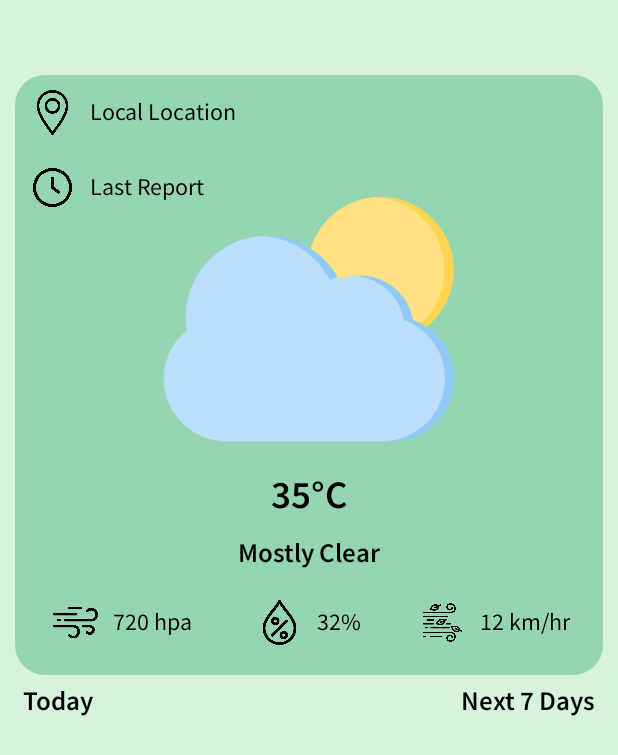
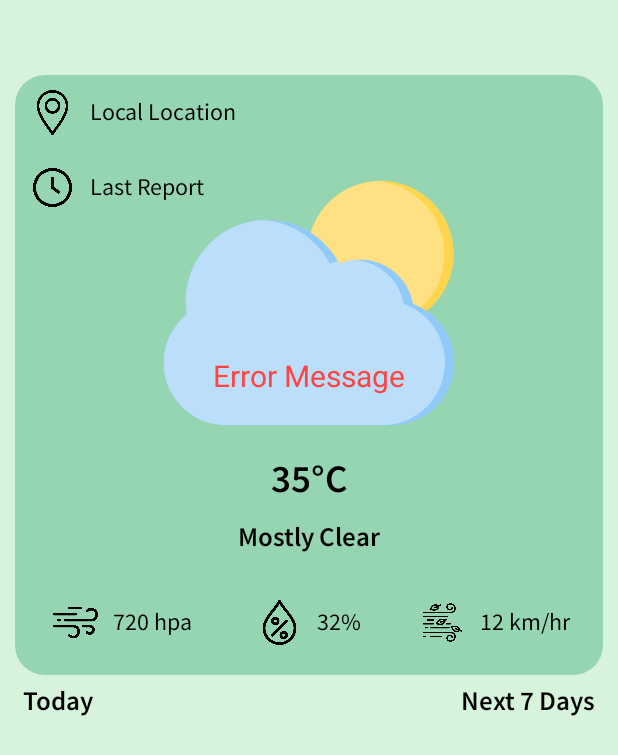
Before and after one commit to Mak7293/WeatherApp, an Android app: the layout fragment_weather.xml on its own in the app's theme, with its tools: preview values and no code run, on a phone screen of 412 x 824 dp. Shown: the top 755 px of the screen. Run offline under Robolectric (Android 15) with nearby library versions, the phone set to English and light mode, and no system bars.

```diff
--- a/app/src/main/res/layout/fragment_weather.xml
+++ b/app/src/main/res/layout/fragment_weather.xml
@@ -16,16 +16,28 @@
         app:layout_constraintTop_toTopOf="parent"
         android:layout_marginTop="40dp"
         android:background="@drawable/weather_background">
+        <FrameLayout
+            android:id="@+id/iv_frame_layout"
+            android:layout_width="wrap_content"
+            android:layout_height="wrap_content"
+            app:layout_constraintStart_toStartOf="parent"
+            app:layout_constraintEnd_toEndOf="parent"
+            app:layout_constraintBottom_toBottomOf="@id/guideline">
             <ImageView
                 android:id="@+id/iv_weather_state"
                 android:src="@drawable/ic_partly_cloudly"
                 android:layout_width="200dp"
-            android:layout_height="200dp"
-            android:layout_marginBottom="75dp"
+                android:layout_height="200dp" />
+        </FrameLayout>
+
+        <androidx.constraintlayout.widget.Guideline
+            android:id="@+id/guideline"
+            android:layout_width="wrap_content"
+            android:layout_height="wrap_content"
+            android:orientation="horizontal"
             app:layout_constraintTop_toTopOf="parent"
-            app:layout_constraintStart_toStartOf="parent"
-            app:layout_constraintEnd_toEndOf="parent"
-            app:layout_constraintBottom_toBottomOf="parent" />
+            app:layout_constraintBottom_toBottomOf="parent"
+            app:layout_constraintGuide_percent="0.63"/>
         <LinearLayout
             android:id="@+id/ll_location"
             android:layout_width="wrap_content"
@@ -73,28 +85,36 @@
                     android:textColor="@color/black"/>
             </LinearLayout>
         </LinearLayout>
-
+        <LinearLayout
+            android:id="@+id/ll_weather_temperature_state"
+            android:layout_width="wrap_content"
+            android:layout_height="wrap_content"
+            android:orientation="vertical"
+            android:gravity="center"
+            app:layout_constraintStart_toStartOf="parent"
+            app:layout_constraintEnd_toEndOf="parent"
+            app:layout_constraintTop_toBottomOf ="@+id/iv_frame_layout">
             <TextView
-            android:id="@+id/tv_weather_temprature"
-            android:layout_width="match_parent"
+                android:id="@+id/tv_weather_temperature"
+                android:layout_width="wrap_content"
                 android:layout_height="wrap_content"
                 android:text="35°C"
                 android:gravity="center"
                 android:textSize="26sp"
-            app:layout_constraintTop_toBottomOf ="@+id/iv_weather_state"
                 android:fontFamily="@font/semi_bold"
                 android:textColor="@color/black"/>
             <TextView
                 android:id="@+id/tv_weather_state"
-            android:layout_width="match_parent"
+                android:layout_width="wrap_content"
                 android:layout_height="wrap_content"
                 android:text="Mostly Clear"
                 android:gravity="center"
                 android:textSize="18sp"
                 android:layout_marginTop="10dp"
-            app:layout_constraintTop_toBottomOf ="@id/tv_weather_temprature"
                 android:fontFamily="@font/semi_bold"
                 android:textColor="@color/black"/>
+        </LinearLayout>
+
         <LinearLayout
             android:id="@+id/main_content_linear_layout"
             android:layout_width="match_parent"
@@ -182,6 +202,19 @@
                     android:textColor="@color/black"/>
             </LinearLayout>
         </LinearLayout>
+        <TextView
+            android:id="@+id/tv_error"
+            android:layout_width="wrap_content"
+            android:layout_height="wrap_content"
+            android:text="Error Message"
+            android:textSize="20sp"
+            android:textColor="@android:color/holo_red_light"
+            android:visibility="invisible"
+            tools:visibility="visible"
+            app:layout_constraintStart_toStartOf="parent"
+            app:layout_constraintEnd_toEndOf="parent"
+            app:layout_constraintTop_toTopOf="parent"
+            app:layout_constraintBottom_toBottomOf="parent" />
     </androidx.constraintlayout.widget.ConstraintLayout>
     <TextView
         android:id="@+id/tv_today"
```
Also changed, not shown: app/src/main/java/com/example/weatherapp/presentation/fragment/WeatherFragment.java (+65 -8 lines). Lines whose indentation alone changed are shown as unchanged.
